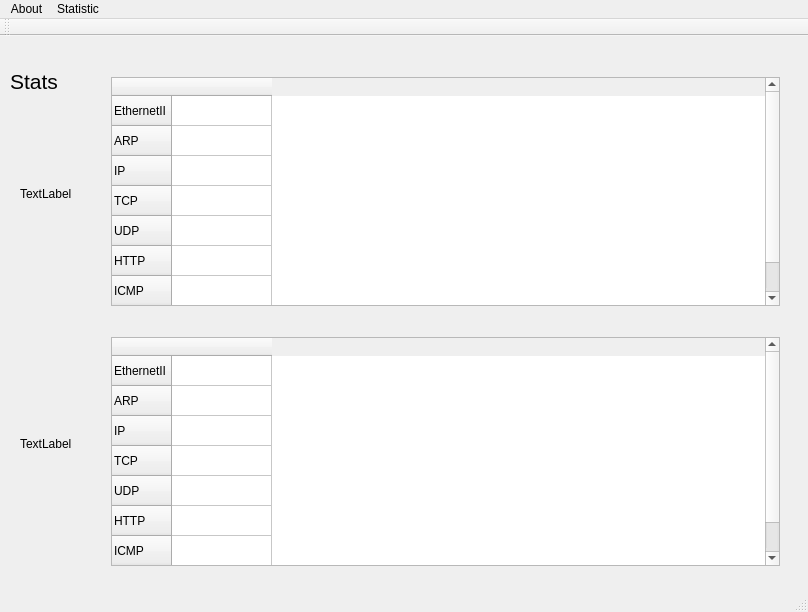
Qt form sw_switch.ui (x-heg-las/PSIP_SW_switch) before a commit.
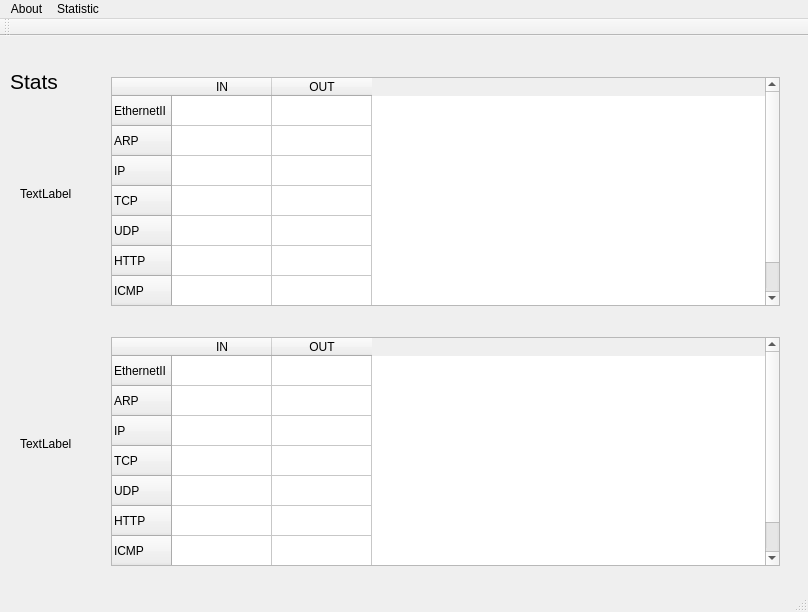
The same form after that commit.

```diff
--- a/sw_switch.ui
+++ b/sw_switch.ui
@@ -81,7 +81,12 @@
        </row>
        <column>
         <property name="text">
-         <string/>
+         <string>IN</string>
+        </property>
+       </column>
+       <column>
+        <property name="text">
+         <string>OUT</string>
         </property>
        </column>
       </widget>
@@ -137,7 +142,12 @@
        </row>
        <column>
         <property name="text">
-         <string/>
+         <string>IN</string>
+        </property>
+       </column>
+       <column>
+        <property name="text">
+         <string>OUT</string>
         </property>
        </column>
       </widget>
```
Left out of the diff: 2 changed lines with no effect on the pictures.
